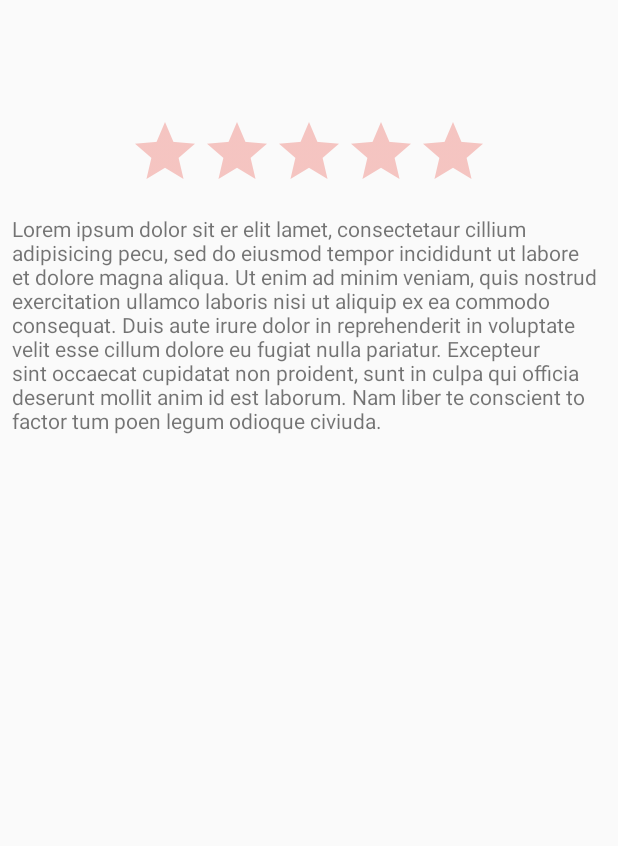
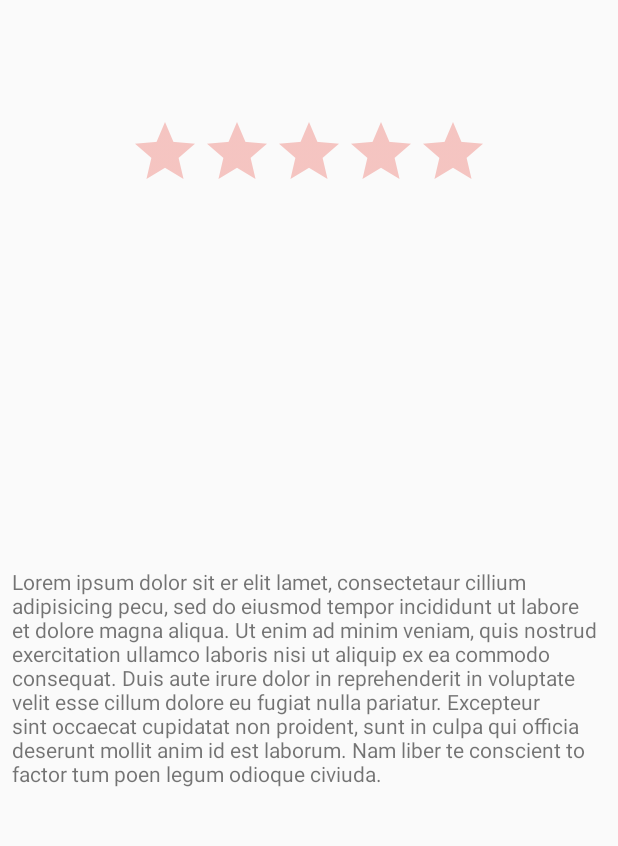
Before and after one commit to Fnandoz/TEDxCESUPA, an Android app: the layout palestrante_dialog.xml on its own in the app's theme, with its tools: preview values and no code run, on a phone screen of 412 x 824 dp, the part 84-930 px from its top. Run offline under Robolectric (Android 15) with nearby library versions, the phone set to English and light mode, and no system bars.

Commit message:
Retirado exibir pontuacao dos palestrantes

```diff
--- a/app/build.gradle
+++ b/app/build.gradle
@@ -16,8 +16,8 @@ android {
         applicationId "tedxcesupa.tedxcesupa"
         minSdkVersion 19
         targetSdkVersion 26
-        versionCode 7
-        versionName "1.6"
+        versionCode 8
+        versionName "1.7"
         testInstrumentationRunner "android.support.test.runner.AndroidJUnitRunner"
     }
     buildTypes {
--- a/app/src/main/java/tedxcesupa/tedxcesupa/fragments/PalestrantesFragment.java
+++ b/app/src/main/java/tedxcesupa/tedxcesupa/fragments/PalestrantesFragment.java
@@ -218,7 +218,7 @@ public class PalestrantesFragment extends Fragment {
                         soma_avaliacao += Float.parseFloat(i.toString());
                     }
                     media_avaliacao = soma_avaliacao / avaliacoes_palestrante_map.size();
-                    ratingPalestrante.setRating(media_avaliacao);
+                    //ratingPalestrante.setRating(media_avaliacao);
                 }
             }
 
--- a/app/src/main/res/layout/palestrante_dialog.xml
+++ b/app/src/main/res/layout/palestrante_dialog.xml
@@ -1,5 +1,5 @@
 <?xml version="1.0" encoding="utf-8"?><!--
-  ~ Copyright (c) 2017. TEDxCESUPA
+  ~ Copyright (c) 2018. TEDxCESUPA
   ~ Grupo de Estudos em Tecnologia Assistiva - Centro Universitário do Estado do Pará
   ~ dgp.cnpq.br/dgp/espelhogrupo/6411407947674167
   ~ Desenvolvido por:
@@ -65,7 +65,7 @@
     <TextView
         android:id="@+id/descricaoPalestranteDialog"
         android:layout_width="0dp"
-        android:layout_height="0dp"
+        android:layout_height="wrap_content"
         android:layout_marginBottom="8dp"
         android:layout_marginEnd="8dp"
         android:layout_marginStart="8dp"
```
Also changed, not shown: 1 other file.
